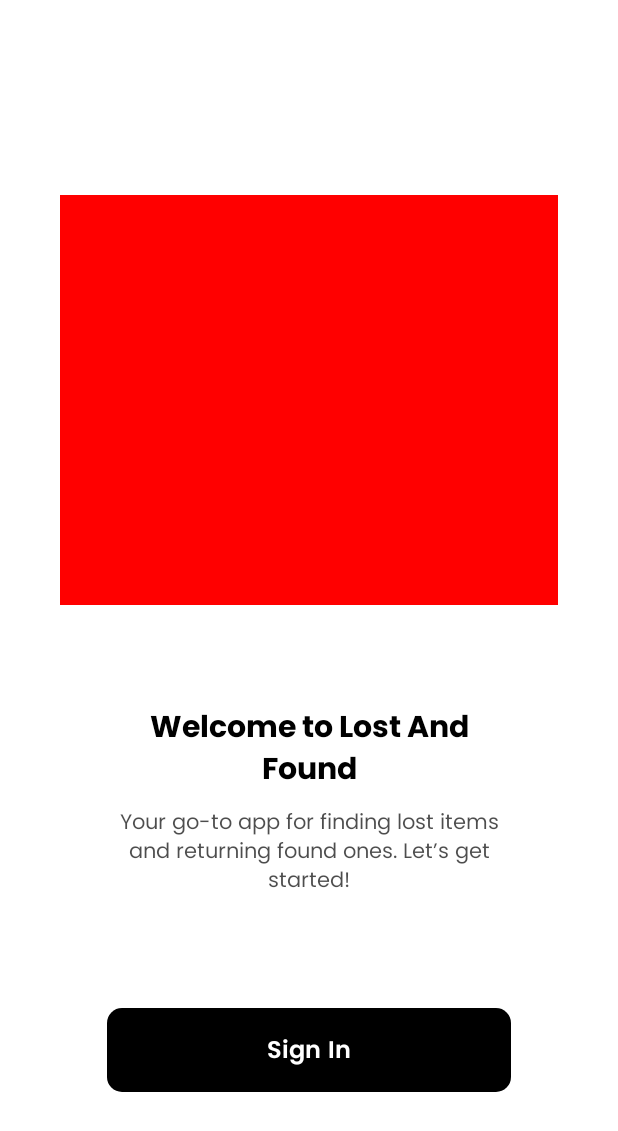
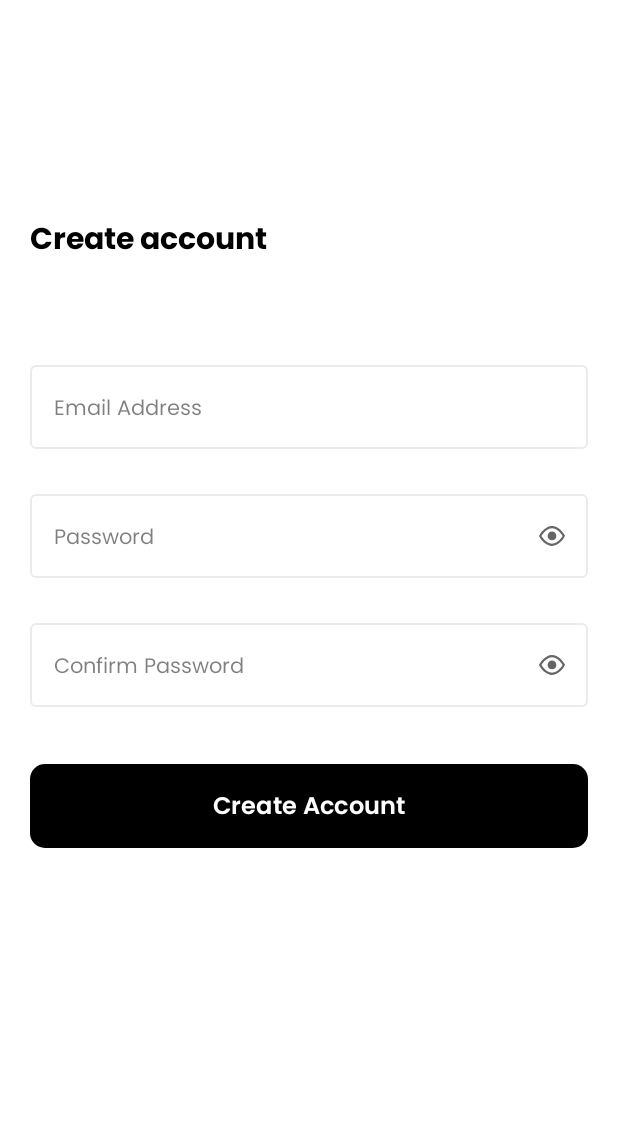
Before and after one commit to datobih/LostAndFoundMobile, an Android app built with Jetpack Compose: the @Preview function Preview, on a phone screen of 412 x 824 dp. Shown: the top 1131 px of the screen. Run offline under Robolectric (Android 15) with nearby library versions, the light colour scheme and no system bars.

Commit message:
Added CreateAccountScreen

```diff
--- a/app/src/main/java/com/example/lostandfound/ui/UiComponents.kt
+++ b/app/src/main/java/com/example/lostandfound/ui/UiComponents.kt
@@ -1,33 +1,96 @@
 package com.example.lostandfound.ui
 
+import androidx.compose.animation.fadeOut
 import androidx.compose.foundation.layout.fillMaxSize
 import androidx.compose.foundation.layout.fillMaxWidth
 import androidx.compose.foundation.layout.height
+import androidx.compose.foundation.layout.padding
 import androidx.compose.foundation.shape.RoundedCornerShape
+import androidx.compose.foundation.text.KeyboardOptions
 import androidx.compose.material3.Button
 import androidx.compose.material3.ButtonColors
 import androidx.compose.material3.ButtonDefaults
+import androidx.compose.material3.Icon
+import androidx.compose.material3.IconButton
+import androidx.compose.material3.OutlinedTextField
+import androidx.compose.material3.OutlinedTextFieldDefaults
 import androidx.compose.material3.Text
 import androidx.compose.runtime.Composable
+import androidx.compose.runtime.getValue
+import androidx.compose.runtime.mutableStateOf
+import androidx.compose.runtime.saveable.rememberSaveable
+import androidx.compose.runtime.setValue
 import androidx.compose.ui.Modifier
 import androidx.compose.ui.graphics.Color
+import androidx.compose.ui.res.painterResource
 import androidx.compose.ui.text.font.FontWeight
+import androidx.compose.ui.text.input.KeyboardType
+import androidx.compose.ui.text.input.PasswordVisualTransformation
+import androidx.compose.ui.text.input.VisualTransformation
 import androidx.compose.ui.unit.dp
 import androidx.compose.ui.unit.sp
+import com.example.lostandfound.R
 import com.example.lostandfound.ui.theme.Poppins
+import com.example.lostandfound.ui.theme.labelTextStyle
 
 
 @Composable
-fun AppButton(text:String,modifier: Modifier,onClick:() -> Unit){
-    Button(modifier = modifier,
+fun AppButton(text: String, modifier: Modifier, onClick: () -> Unit) {
+    Button(
+        modifier = modifier,
         onClick = onClick, shape = RoundedCornerShape(10.dp),
         colors = ButtonDefaults.buttonColors(Color.Black)
-    ){
+    ) {
 
-        Text(text = text, color =  Color.White, fontSize = 16.sp, fontFamily = Poppins,
+        Text(
+            text = text, color = Color.White, fontSize = 16.sp, fontFamily = Poppins,
             fontWeight = FontWeight.SemiBold
         )
     }
 
 
 }
+
+
+@Composable
+fun PasswordOutlineTextField(modifier: Modifier,text: String,label:String,onTextChange: (String) ->Unit){
+
+    var isPasswordVisible by rememberSaveable {
+        mutableStateOf(false)
+    }
+
+
+    OutlinedTextField(
+        modifier = modifier,
+        label = {
+            Text(text = label, style = labelTextStyle)
+        },
+        onValueChange = {
+            onTextChange(it)
+        },
+        value = text,
+        colors = OutlinedTextFieldDefaults.colors(
+            focusedBorderColor = Color.Black,
+            unfocusedBorderColor = Color(0x14000000),
+            focusedTextColor = Color.Black,
+            unfocusedTextColor = Color.Black
+        ),
+        keyboardOptions = KeyboardOptions(
+            keyboardType = KeyboardType.Password
+        ),
+        visualTransformation = if (isPasswordVisible)  (VisualTransformation.None) else PasswordVisualTransformation()
+        , trailingIcon = {
+            var image = painterResource(R.drawable.password_show)
+            if (isPasswordVisible) {
+                image = painterResource(R.drawable.password_hide)
+            }
+
+            IconButton(onClick = {
+                isPasswordVisible = !isPasswordVisible
+            })
+            {
+                Icon(painter = image, contentDescription = "password", tint = Color.Black)
+            }
+        }
+    )
+}
--- /dev/null
+++ b/app/src/main/java/com/example/lostandfound/ui/screens/CreateAccountScreen.kt
@@ -0,0 +1,116 @@
+package com.example.lostandfound.ui.screens
+
+
+import androidx.compose.foundation.background
+import androidx.compose.foundation.clickable
+import androidx.compose.foundation.layout.Box
+import androidx.compose.foundation.layout.Column
+import androidx.compose.foundation.layout.fillMaxSize
+import androidx.compose.foundation.layout.fillMaxWidth
+import androidx.compose.foundation.layout.height
+import androidx.compose.foundation.layout.padding
+import androidx.compose.foundation.shape.RoundedCornerShape
+import androidx.compose.foundation.text.KeyboardOptions
+import androidx.compose.material3.Icon
+import androidx.compose.material3.IconButton
+import androidx.compose.material3.OutlinedTextField
+import androidx.compose.material3.OutlinedTextFieldDefaults
+import androidx.compose.material3.Text
+import androidx.compose.material3.TextField
+import androidx.compose.material3.TextFieldColors
+import androidx.compose.material3.TextFieldDefaults
+import androidx.compose.runtime.Composable
+import androidx.compose.runtime.getValue
+import androidx.compose.runtime.mutableStateOf
+import androidx.compose.runtime.saveable.rememberSaveable
+import androidx.compose.runtime.setValue
+import androidx.compose.ui.Alignment
+import androidx.compose.ui.Modifier
+import androidx.compose.ui.draw.clip
+import androidx.compose.ui.graphics.Color
+import androidx.compose.ui.res.painterResource
+import androidx.compose.ui.text.input.KeyboardType
+import androidx.compose.ui.text.input.PasswordVisualTransformation
+import androidx.compose.ui.text.input.VisualTransformation
+import androidx.compose.ui.text.style.TextAlign
+import androidx.compose.ui.tooling.preview.Preview
+import androidx.compose.ui.unit.dp
+import com.example.lostandfound.R
+import com.example.lostandfound.ui.AppButton
+import com.example.lostandfound.ui.PasswordOutlineTextField
+import com.example.lostandfound.ui.theme.LostAndFoundTheme
+import com.example.lostandfound.ui.theme.createAccBG
+import com.example.lostandfound.ui.theme.headlineText
+import com.example.lostandfound.ui.theme.labelTextStyle
+
+@Composable
+fun CreateAccountScreen() {
+
+    Column(
+        modifier = Modifier
+            .fillMaxSize(),
+        horizontalAlignment = Alignment.CenterHorizontally
+    ) {
+
+        var email by rememberSaveable {
+            mutableStateOf("")
+        }
+
+        var password by rememberSaveable {
+            mutableStateOf("")
+        }
+
+
+        var confirmPassword by rememberSaveable {
+            mutableStateOf("")
+        }
+
+        var isPasswordVisible by rememberSaveable {
+            mutableStateOf(false)
+        }
+
+
+        Text(
+            text = "Create account",
+            style = headlineText,
+            modifier = Modifier.fillMaxWidth().padding(start = 20.dp,top = 145.dp, bottom = 62.dp),
+            textAlign = TextAlign.Left
+
+        )
+
+        Column(modifier = Modifier.fillMaxWidth().padding(horizontal = 20.dp)) {
+            OutlinedTextField(
+                modifier = Modifier
+                    .fillMaxWidth(), label = {
+                    Text(text = "Email Address", style = labelTextStyle)
+                },
+                onValueChange = {
+                    email = it
+                }, value = email, colors = OutlinedTextFieldDefaults.colors(
+                    focusedBorderColor = Color.Black,
+                    unfocusedBorderColor = Color(0x14000000),
+                    focusedTextColor = Color.Black,
+                    unfocusedTextColor = Color.Black
+                )
+            )
+
+
+            PasswordOutlineTextField(modifier = Modifier
+                .fillMaxWidth()
+                .padding(top = 22.dp), text = password,label ="Password") {
+                password = it
+            }
+
+
+            PasswordOutlineTextField(modifier = Modifier
+                .fillMaxWidth()
+                .padding(top = 22.dp),text = confirmPassword,label ="Confirm Password") {
+               confirmPassword = it
+            }
+
+        }
+
+            AppButton("Create Account",Modifier.fillMaxWidth().padding(top = 38.dp, start = 20.dp, end = 20.dp ).height(56.dp)) { }
+
+    }
+}
--- a/app/src/main/java/com/example/lostandfound/ui/screens/OnboardingScreen.kt
+++ b/app/src/main/java/com/example/lostandfound/ui/screens/OnboardingScreen.kt
@@ -79,6 +79,6 @@ fun OpeningScreen() {
 @Composable
 fun Preview() {
     LostAndFoundTheme {
-      OpeningScreen()
+      CreateAccountScreen()
     }
 }
--- a/app/src/main/java/com/example/lostandfound/ui/theme/Theme.kt
+++ b/app/src/main/java/com/example/lostandfound/ui/theme/Theme.kt
@@ -10,6 +10,7 @@ import androidx.compose.material3.dynamicLightColorScheme
 import androidx.compose.material3.lightColorScheme
 import androidx.compose.runtime.Composable
 import androidx.compose.runtime.SideEffect
+import androidx.compose.ui.graphics.Color
 import androidx.compose.ui.graphics.toArgb
 import androidx.compose.ui.platform.LocalContext
 import androidx.compose.ui.platform.LocalView
@@ -40,6 +41,8 @@ private val LightColorScheme = lightColorScheme(
     onSurface = Color(0xFF1C1B1F),
     */
 )
+
+val createAccBG = Color(0xFFF0F3FB)
 
 @Composable
 fun LostAndFoundTheme(
--- a/app/src/main/java/com/example/lostandfound/ui/theme/Type.kt
+++ b/app/src/main/java/com/example/lostandfound/ui/theme/Type.kt
@@ -49,9 +49,17 @@ val headlineText = TextStyle(
     fontSize = 20.sp,
 )
 
+val labelTextStyle = TextStyle(
+fontFamily = Poppins,
+    fontWeight = FontWeight.Normal,
+    color = Color(0x80000000),
+    fontSize = 14.sp,
+
+)
+
 val subText = TextStyle(
     fontFamily = Poppins,
     fontWeight =  FontWeight.Normal,
     color = Color(0xB2000000),
-    fontSize = 14.sp,
+    fontSize = 16.sp,
 )
--- /dev/null
+++ b/app/src/main/res/drawable/password_hide.xml
@@ -0,0 +1,20 @@
+<vector xmlns:android="http://schemas.android.com/apk/res/android"
+    android:width="17dp"
+    android:height="15dp"
+    android:viewportWidth="17"
+    android:viewportHeight="15">
+  <path
+      android:pathData="M1.977,0L0.878,1.081L15.023,15L16.122,13.918L1.977,0Z"
+      android:fillColor="#000000"
+      android:fillAlpha="0.6"
+      android:fillType="evenOdd"/>
+  <path
+      android:pathData="M3.2,3.366L4.235,4.384C3.102,5.333 2.201,6.514 1.618,7.548L1.616,7.551C3.239,10.222 5.814,12.745 9.065,12.362C9.942,12.259 10.76,11.964 11.508,11.542L12.556,12.572C11.098,13.493 9.427,13.98 7.617,13.739C4.352,13.305 1.683,10.67 0,7.576C0.79,6.011 1.871,4.515 3.2,3.366ZM5.553,1.858C6.466,1.457 7.454,1.222 8.509,1.205C8.567,1.205 9.263,1.237 9.578,1.288C9.776,1.32 9.973,1.361 10.167,1.411C13.263,2.204 15.558,4.78 17,7.434C16.395,8.637 15.602,9.81 14.657,10.816L13.654,9.828C14.352,9.088 14.934,8.264 15.382,7.464C15.382,7.464 14.932,6.751 14.59,6.303C14.37,6.016 14.139,5.736 13.896,5.467C13.705,5.255 12.96,4.533 12.783,4.383C11.595,3.378 10.2,2.589 8.526,2.602C7.878,2.612 7.255,2.738 6.663,2.95L5.553,1.858Z"
+      android:fillColor="#000000"
+      android:fillAlpha="0.6"/>
+  <path
+      android:pathData="M6.017,6.138L6.815,6.924L9.889,9.949C9.478,10.176 9.004,10.305 8.5,10.305C6.929,10.305 5.655,9.05 5.655,7.505C5.655,7.009 5.786,6.542 6.017,6.138ZM8.447,4.706C8.465,4.705 8.483,4.705 8.5,4.705C10.071,4.705 11.345,5.96 11.345,7.505C11.345,7.522 11.345,7.54 11.345,7.557L8.447,4.706Z"
+      android:fillColor="#000000"
+      android:fillAlpha="0.6"
+      android:fillType="evenOdd"/>
+</vector>
--- /dev/null
+++ b/app/src/main/res/drawable/password_show.xml
@@ -0,0 +1,16 @@
+<vector xmlns:android="http://schemas.android.com/apk/res/android"
+    android:width="17dp"
+    android:height="13dp"
+    android:viewportWidth="17"
+    android:viewportHeight="13">
+  <path
+      android:pathData="M8.626,0C12.379,0.054 15.458,3.482 17,6.432C17,6.432 16.457,7.561 15.948,8.283C15.702,8.632 15.443,8.973 15.171,9.302C14.977,9.536 14.776,9.765 14.568,9.986C12.709,11.97 10.04,13.449 7.221,12.875C4.09,12.237 1.535,9.51 0,6.578C0,6.578 0.545,5.449 1.057,4.728C1.286,4.404 1.527,4.089 1.779,3.784C1.972,3.55 2.172,3.322 2.379,3.1C4.021,1.342 6.128,-0.012 8.626,0ZM8.613,1.443C6.522,1.435 4.784,2.621 3.409,4.093C3.222,4.293 3.041,4.499 2.867,4.711C2.637,4.989 2.418,5.277 2.209,5.571C2,5.865 1.785,6.237 1.615,6.552C2.969,8.863 5.001,10.951 7.501,11.461C9.83,11.936 12.004,10.631 13.54,8.992C13.728,8.792 13.909,8.585 14.084,8.373C14.333,8.073 14.569,7.763 14.794,7.443C15.002,7.148 15.216,6.776 15.385,6.46C13.981,4.071 11.577,1.489 8.613,1.443Z"
+      android:fillColor="#000000"
+      android:fillAlpha="0.6"
+      android:fillType="evenOdd"/>
+  <path
+      android:pathData="M8.5,3.614C10.071,3.614 11.346,4.91 11.346,6.505C11.346,8.101 10.071,9.396 8.5,9.396C6.93,9.396 5.655,8.101 5.655,6.505C5.655,4.91 6.93,3.614 8.5,3.614Z"
+      android:fillColor="#000000"
+      android:fillAlpha="0.6"
+      android:fillType="evenOdd"/>
+</vector>
```
